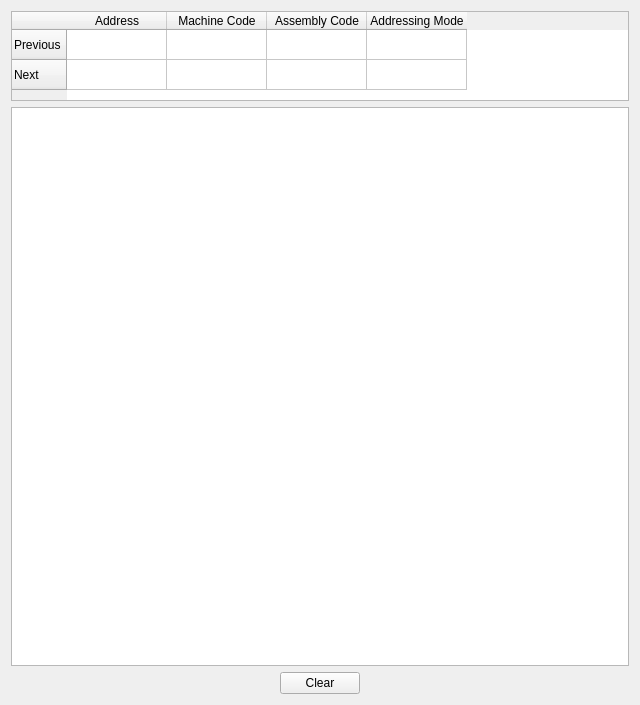
Qt form src/DisassemblyWidget.ui (sundrythoughts/EmuCpu) before a commit.
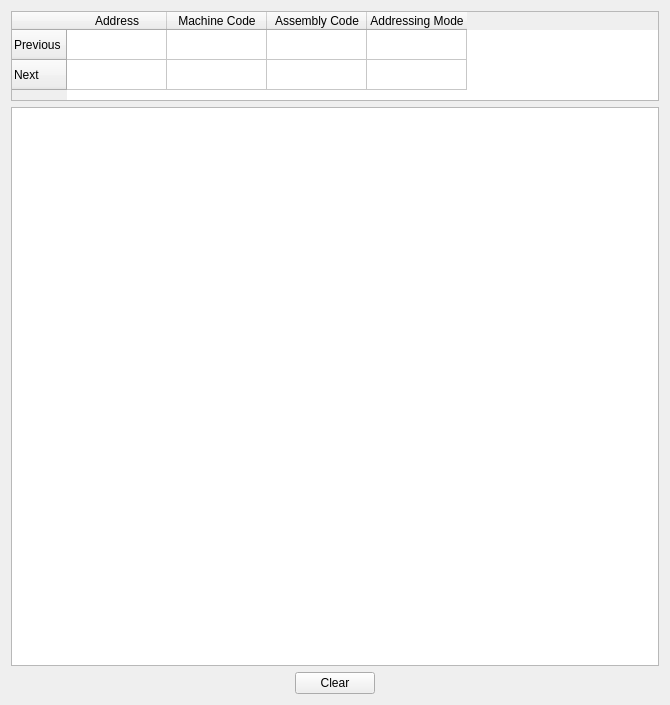
The same form after that commit.

What changed in the file:
```diff
--- a/src/DisassemblyWidget.ui
+++ b/src/DisassemblyWidget.ui
@@ -6,7 +6,7 @@
    <rect>
     <x>0</x>
     <y>0</y>
-    <width>640</width>
+    <width>670</width>
     <height>705</height>
    </rect>
   </property>
@@ -17,11 +17,17 @@
    <item>
     <widget class="QTableWidget" name="m_tbl_disasm">
      <property name="sizePolicy">
-      <sizepolicy hsizetype="Expanding" vsizetype="Maximum">
+      <sizepolicy hsizetype="Expanding" vsizetype="Minimum">
        <horstretch>0</horstretch>
        <verstretch>0</verstretch>
       </sizepolicy>
      </property>
+     <property name="minimumSize">
+      <size>
+       <width>0</width>
+       <height>90</height>
+      </size>
+     </property>
      <property name="maximumSize">
       <size>
        <width>16777215</width>
```
Left out of the diff: 6 changed lines with no effect on the pictures.
